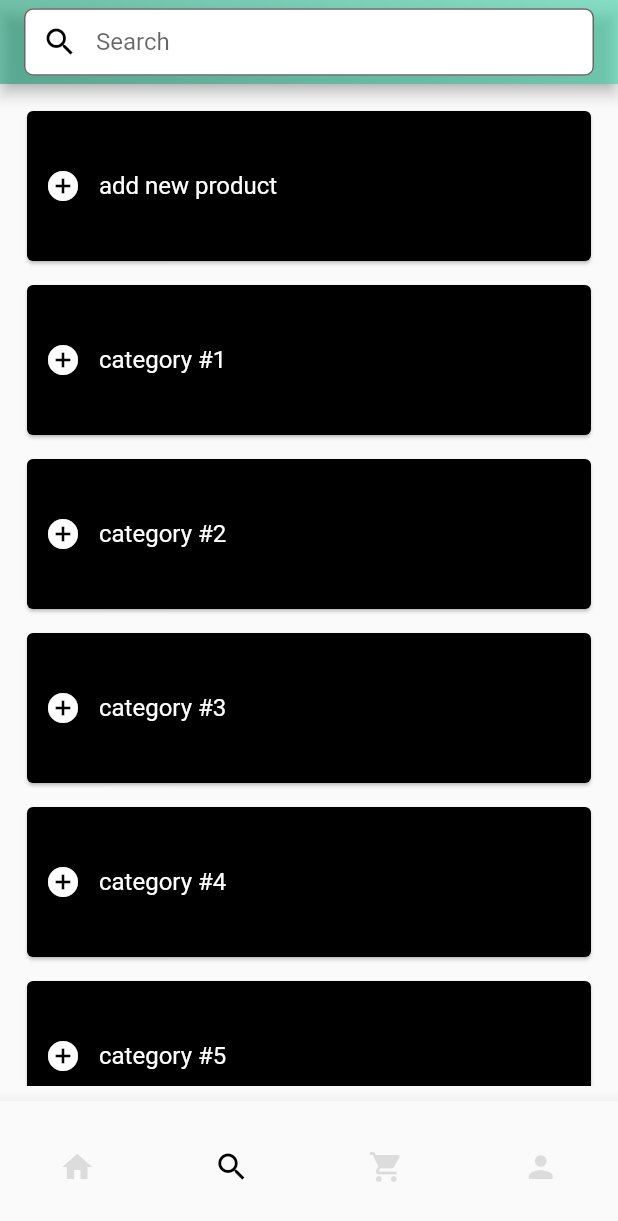
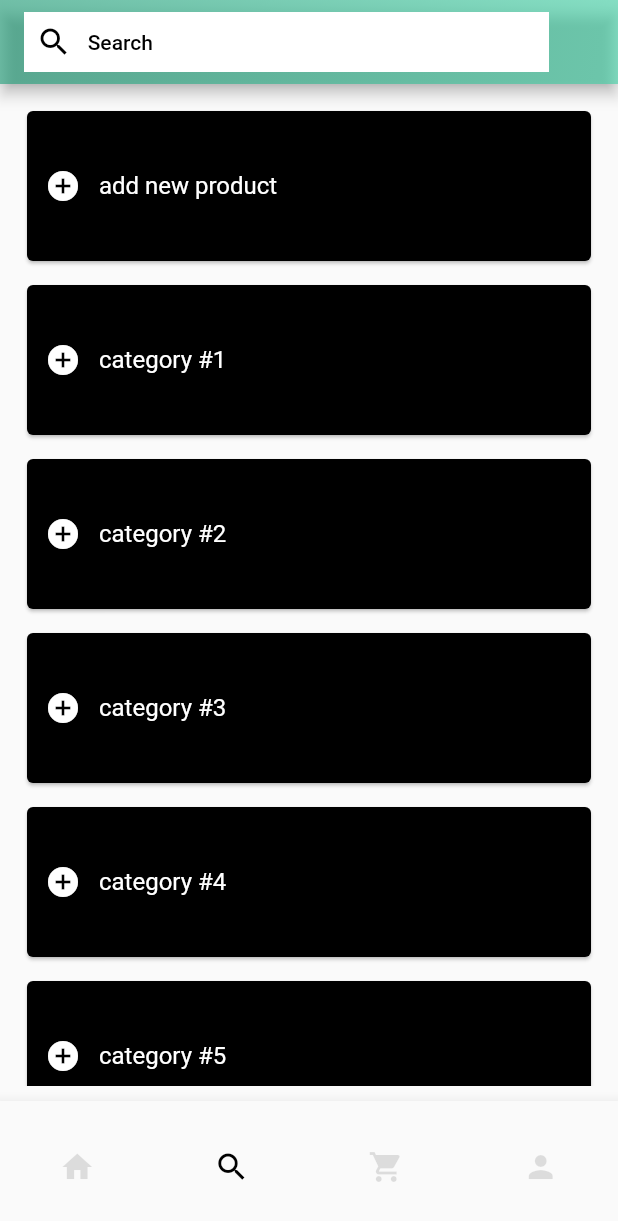
Before and after one commit to amanimulira/nileShipping, a Flutter app: the screen it shows after launch, item 2 of the bottom bar chosen, on a phone screen of 412 x 824 dp. Shown: the top 1221 px of the screen. Run offline on Flutter 3.47's test engine with Material 2 defaults, Android fonts, the phone set to English and light mode, and no system bars; our stand-ins replace cloud_firestore, equatable, firebase_auth, firebase_core, firebase_storage, get and 2 more; accounts and stored records are empty.

Commit message:
some more changes to search

```diff
--- a/lib/main.dart
+++ b/lib/main.dart
@@ -1,12 +1,11 @@
 import 'package:firebase_core/firebase_core.dart';
 import 'package:flutter/material.dart';
 import 'package:nile_shipping/cart_products.dart';
+import 'package:nile_shipping/pages/Login_page.dart';
 import 'package:nile_shipping/pages/new_product_screen.dart';
 import 'package:nile_shipping/pages/products_page.dart';
 import 'package:nile_shipping/pages/search_page.dart';
 import 'package:nile_shipping/search_bar.dart';
-
-import 'dot_slider.dart';
 import 'firebase_options.dart';
 
 Future<void> main() async {
@@ -56,7 +55,7 @@ class _MyStatefulWidgetState extends State<MyStatefulWidget> {
     ProductsPage(),
     MyWidget(),
     CartProducts(),
-    PrefetchImageDemo(),
+    LoginPage(),
   ];
 
   void _onItemTapped(int index) {
--- a/lib/search_bar.dart
+++ b/lib/search_bar.dart
@@ -1,7 +1,5 @@
 import 'package:flutter/material.dart';
-import 'package:flutter/services.dart';
-import 'package:flutter/src/foundation/key.dart';
-import 'package:flutter/src/widgets/framework.dart';
+import 'package:nile_shipping/pages/product_search_page.dart';
 
 class SearchBar extends StatefulWidget {
   const SearchBar({Key? key}) : super(key: key);
@@ -11,40 +9,36 @@ class SearchBar extends StatefulWidget {
 }
 
 class _SearchBarState extends State<SearchBar> {
-  late final TextEditingController _search;
-  @override
-  void initState() {
-    _search = TextEditingController();
-    super.initState();
-  }
-
-  @override
-  void dispose() {
-    _search.dispose();
-    super.dispose();
-  }
 
   @override
   Widget build(BuildContext context) {
-    return SizedBox(
-      height: 45,
-      child: TextField(
-        controller: _search,
-        decoration: const InputDecoration(
-          fillColor: Colors.white,
-          contentPadding: EdgeInsets.all(8),
-          filled: true,
-          prefixIcon: Icon(Icons.search, color: Colors.black),
-          focusedBorder: OutlineInputBorder(
-            borderRadius: BorderRadius.all(Radius.circular(6.0)),
-          ),
-          border: OutlineInputBorder(
-            borderRadius: BorderRadius.all(Radius.circular(6.0)),
-          ),
-          hintText: "Search",
-        ),
-      ),
-    );
-
+    return Column(children: [
+      SizedBox(
+          width: 350,
+          height: 40,
+          child: DecoratedBox(
+            decoration: const BoxDecoration(
+              color: Colors.white,
+            ),
+            child: TextButton(
+                onPressed: () {
+                  showSearch(context: context, delegate: ProductSearchPage());
+                },
+                child: Row(
+                  children: const [
+                    Icon(
+                      Icons.search,
+                      color: Colors.black,
+                    ),
+                    Text(
+                      "   Search",
+                      style: TextStyle(
+                        color: Colors.black,
+                      ),
+                    ),
+                  ],
+                )),
+          ))
+    ]);
   }
 }
```
Also changed, not shown: lib/dot_slider.dart (deleted, +0 -80 lines), lib/pages/products_page.dart (+16 -7 lines).
